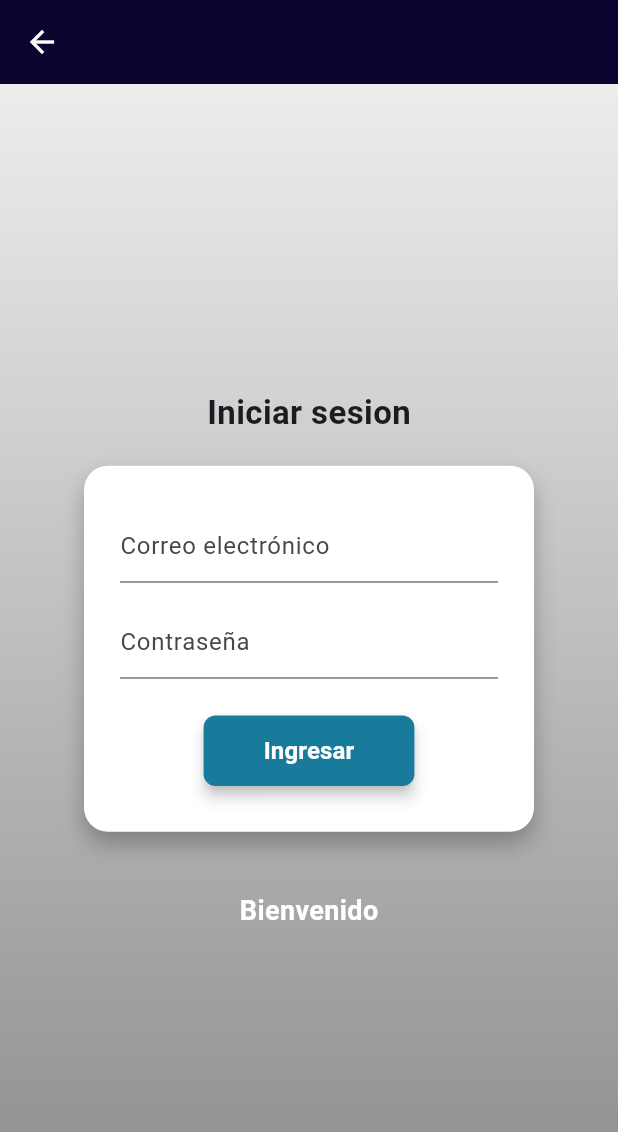
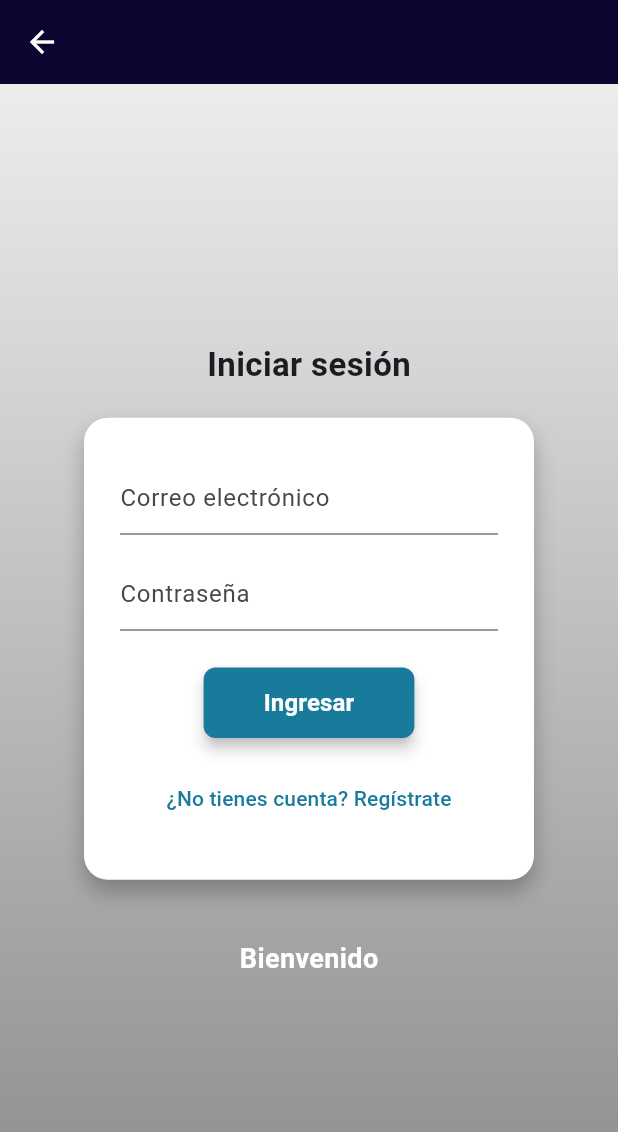
Before and after one commit to DiegoIgles/flutter-prueba, a Flutter app: the screen it shows after launch, after a tap on "Cliente", on a phone screen of 412 x 824 dp. Shown: the top 1132 px of the screen. Run offline on Flutter 3.47's test engine with Material 3 defaults, Android fonts, the phone set to English and light mode, and no system bars; our stand-ins replace location.

Commit message:
registro-cliente

```diff
--- a/lib/models/cliente.dart
+++ b/lib/models/cliente.dart
@@ -1,15 +1,25 @@
 class Cliente {
   final int id;
   final String nombre;
+  final String apellido;
   final String email;
+  final String? telefono;
 
-  Cliente({required this.id, required this.nombre, required this.email});
+  Cliente({
+    required this.id,
+    required this.nombre,
+    required this.apellido,
+    required this.email,
+    this.telefono,
+  });
 
   factory Cliente.fromJson(Map<String, dynamic> json) {
     return Cliente(
       id: json['id'],
       nombre: json['nombre'],
+      apellido: json['apellido'],
       email: json['email'],
+      telefono: json['telefono'],
     );
   }
 }
--- /dev/null
+++ b/lib/models/cliente_create.dart
@@ -0,0 +1,25 @@
+class ClienteCreate {
+  final String nombre;
+  final String apellido;
+  final String email;
+  final String password;
+  final String? telefono;
+
+  ClienteCreate({
+    required this.nombre,
+    required this.apellido,
+    required this.email,
+    required this.password,
+    this.telefono,
+  });
+
+  Map<String, dynamic> toJson() {
+    return {
+      'nombre': nombre,
+      'apellido': apellido,
+      'email': email,
+      'password': password,
+      if (telefono != null && telefono!.isNotEmpty) 'telefono': telefono,
+    };
+  }
+}
--- a/lib/pages/cliente_login_page.dart
+++ b/lib/pages/cliente_login_page.dart
@@ -1,5 +1,6 @@
 import 'package:flutter/material.dart';
 import '../models/login_request.dart';
+import '../models/cliente_create.dart';
 import '../services/auth_service.dart';
 import 'cliente_welcome_page.dart';
 
@@ -13,8 +14,12 @@ class ClienteLoginPage extends StatefulWidget {
 class _ClienteLoginPageState extends State<ClienteLoginPage> {
   final emailCtrl = TextEditingController();
   final passCtrl = TextEditingController();
+  final nombreCtrl = TextEditingController();
+  final apellidoCtrl = TextEditingController();
+  final telefonoCtrl = TextEditingController();
   final _formKey = GlobalKey<FormState>();
   bool _loading = false;
+  bool _isLoginMode = true; // true para login, false para registro
 
   Future<void> _login() async {
     if (!_formKey.currentState!.validate()) return;
@@ -54,6 +59,76 @@ class _ClienteLoginPageState extends State<ClienteLoginPage> {
     }
   }
 
+  Future<void> _register() async {
+    if (!_formKey.currentState!.validate()) return;
+    setState(() => _loading = true);
+
+    final String nombre = nombreCtrl.text.trim();
+    final String apellido = apellidoCtrl.text.trim();
+    final String email = emailCtrl.text.trim();
+    final String password = passCtrl.text.trim();
+    final String? telefono =
+        telefonoCtrl.text.trim().isEmpty ? null : telefonoCtrl.text.trim();
+
+    print('📝 Intentando registro con:');
+    print('👤 Nombre: $nombre');
+    print('👤 Apellido: $apellido');
+    print('📧 Email: $email');
+    print('📱 Teléfono: $telefono');
+
+    try {
+      final auth = AuthService();
+      final cliente = await auth.registerCliente(
+        ClienteCreate(
+          nombre: nombre,
+          apellido: apellido,
+          email: email,
+          password: password,
+          telefono: telefono,
+        ),
+      );
+
+      print('✅ Registro exitoso');
+      print('👤 Cliente: ${cliente.nombre} ${cliente.apellido}');
+
+      if (!mounted) return;
+      ScaffoldMessenger.of(context).showSnackBar(
+        const SnackBar(
+          content: Text('¡Registro exitoso! Ahora puedes iniciar sesión.'),
+          backgroundColor: Colors.green,
+        ),
+      );
+
+      // Cambiar a modo login y limpiar formularios
+      setState(() {
+        _isLoginMode = true;
+        nombreCtrl.clear();
+        apellidoCtrl.clear();
+        telefonoCtrl.clear();
+        // Mantenemos email y password para facilitar el login
+      });
+    } catch (e) {
+      print('❌ Registro fallido: $e');
+      ScaffoldMessenger.of(context).showSnackBar(
+        SnackBar(content: Text('Registro fallido: $e')),
+      );
+    } finally {
+      if (mounted) setState(() => _loading = false);
+    }
+  }
+
+  void _toggleMode() {
+    setState(() {
+      _isLoginMode = !_isLoginMode;
+      // Limpiar campos al cambiar de modo
+      emailCtrl.clear();
+      passCtrl.clear();
+      nombreCtrl.clear();
+      apellidoCtrl.clear();
+      telefonoCtrl.clear();
+    });
+  }
+
   @override
   Widget build(BuildContext context) {
     const topColor = Color(0xFF0B0530); // Color azul oscuro topbar
@@ -83,9 +158,9 @@ class _ClienteLoginPageState extends State<ClienteLoginPage> {
         child: Column(
           mainAxisAlignment: MainAxisAlignment.center,
           children: [
-            const Text(
-              'Iniciar sesion',
-              style: TextStyle(
+            Text(
+              _isLoginMode ? 'Iniciar sesión' : 'Registrarse',
+              style: const TextStyle(
                 fontSize: 22,
                 fontWeight: FontWeight.bold,
               ),
@@ -94,6 +169,7 @@ class _ClienteLoginPageState extends State<ClienteLoginPage> {
             Container(
               width: 300,
               padding: const EdgeInsets.symmetric(horizontal: 24, vertical: 30),
+              constraints: const BoxConstraints(maxHeight: 500),
               decoration: BoxDecoration(
                 color: Colors.white,
                 borderRadius: BorderRadius.circular(16),
@@ -105,18 +181,50 @@ class _ClienteLoginPageState extends State<ClienteLoginPage> {
                   ),
                 ],
               ),
+              child: SingleChildScrollView(
                 child: Form(
                   key: _formKey,
                   child: Column(
                     children: [
+                      // Campos adicionales para registro
+                      if (!_isLoginMode) ...[
+                        TextFormField(
+                          controller: nombreCtrl,
+                          decoration: const InputDecoration(
+                            hintText: 'Nombre',
+                            border: UnderlineInputBorder(),
+                          ),
+                          validator: (v) =>
+                              v == null || v.isEmpty ? 'Ingrese nombre' : null,
+                        ),
+                        const SizedBox(height: 16),
+                        TextFormField(
+                          controller: apellidoCtrl,
+                          decoration: const InputDecoration(
+                            hintText: 'Apellido',
+                            border: UnderlineInputBorder(),
+                          ),
+                          validator: (v) => v == null || v.isEmpty
+                              ? 'Ingrese apellido'
+                              : null,
+                        ),
+                        const SizedBox(height: 16),
+                      ],
+
+                      // Campos comunes
                       TextFormField(
                         controller: emailCtrl,
+                        keyboardType: TextInputType.emailAddress,
                         decoration: const InputDecoration(
                           hintText: 'Correo electrónico',
                           border: UnderlineInputBorder(),
                         ),
-                      validator: (v) =>
-                          v == null || v.isEmpty ? 'Ingrese correo' : null,
+                        validator: (v) {
+                          if (v == null || v.isEmpty) return 'Ingrese correo';
+                          if (!v.contains('@'))
+                            return 'Ingrese un correo válido';
+                          return null;
+                        },
                       ),
                       const SizedBox(height: 16),
                       TextFormField(
@@ -126,12 +234,33 @@ class _ClienteLoginPageState extends State<ClienteLoginPage> {
                           hintText: 'Contraseña',
                           border: UnderlineInputBorder(),
                         ),
-                      validator: (v) =>
-                          v == null || v.isEmpty ? 'Ingrese contraseña' : null,
+                        validator: (v) {
+                          if (v == null || v.isEmpty)
+                            return 'Ingrese contraseña';
+                          if (!_isLoginMode && v.length < 6)
+                            return 'Mínimo 6 caracteres';
+                          return null;
+                        },
                       ),
+
+                      // Campo teléfono solo para registro
+                      if (!_isLoginMode) ...[
+                        const SizedBox(height: 16),
+                        TextFormField(
+                          controller: telefonoCtrl,
+                          keyboardType: TextInputType.phone,
+                          decoration: const InputDecoration(
+                            hintText: 'Teléfono (opcional)',
+                            border: UnderlineInputBorder(),
+                          ),
+                        ),
+                      ],
+
                       const SizedBox(height: 24),
                       ElevatedButton(
-                      onPressed: _loading ? null : _login,
+                        onPressed: _loading
+                            ? null
+                            : (_isLoginMode ? _login : _register),
                         style: ElevatedButton.styleFrom(
                           backgroundColor: const Color(0xFF197B9C),
                           padding: const EdgeInsets.symmetric(
@@ -145,16 +274,30 @@ class _ClienteLoginPageState extends State<ClienteLoginPage> {
                             ? const CircularProgressIndicator(
                                 color: Colors.white,
                               )
-                          : const Text(
-                              'Ingresar',
-                              style: TextStyle(
+                            : Text(
+                                _isLoginMode ? 'Ingresar' : 'Registrarse',
+                                style: const TextStyle(
                                   color: Colors.white,
                                   fontSize: 16,
                                   fontWeight: FontWeight.w600,
                                 ),
                               ),
                       ),
+                      const SizedBox(height: 16),
+                      TextButton(
+                        onPressed: _loading ? null : _toggleMode,
+                        child: Text(
+                          _isLoginMode
+                              ? '¿No tienes cuenta? Regístrate'
+                              : '¿Ya tienes cuenta? Inicia sesión',
+                          style: TextStyle(
+                            color: const Color(0xFF197B9C),
+                            fontSize: 14,
+                          ),
+                        ),
+                      ),
                     ],
+                  ),
                 ),
               ),
             ),
```
Also changed, not shown: lib/services/auth_service.dart (+33 -0 lines). Lines whose indentation alone changed are shown as unchanged.
